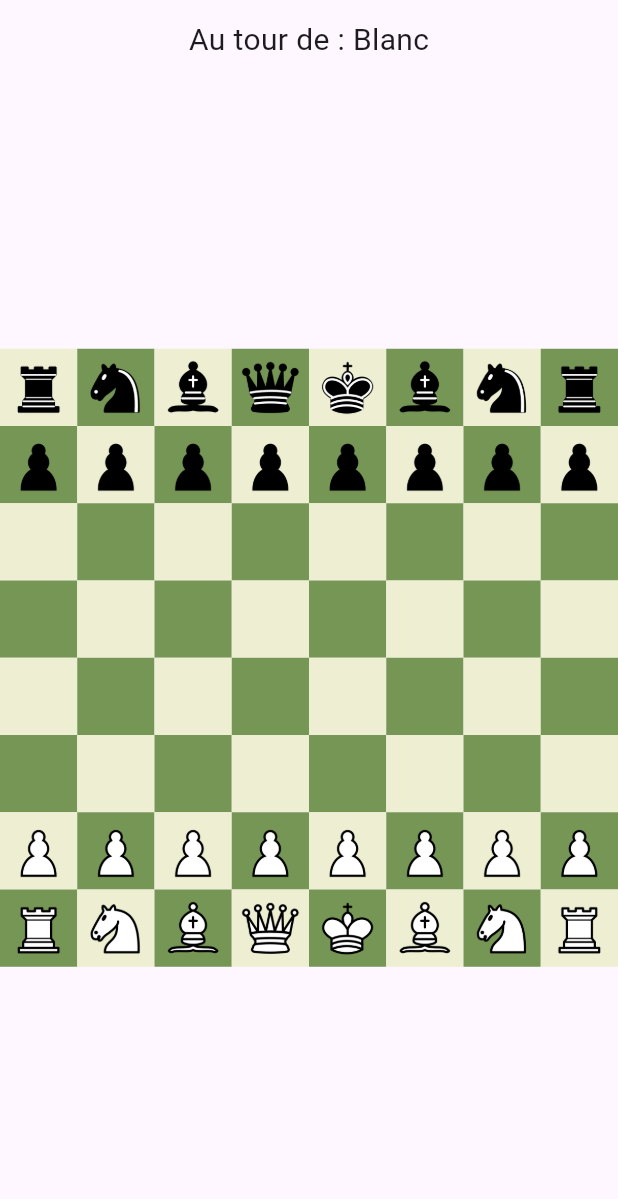
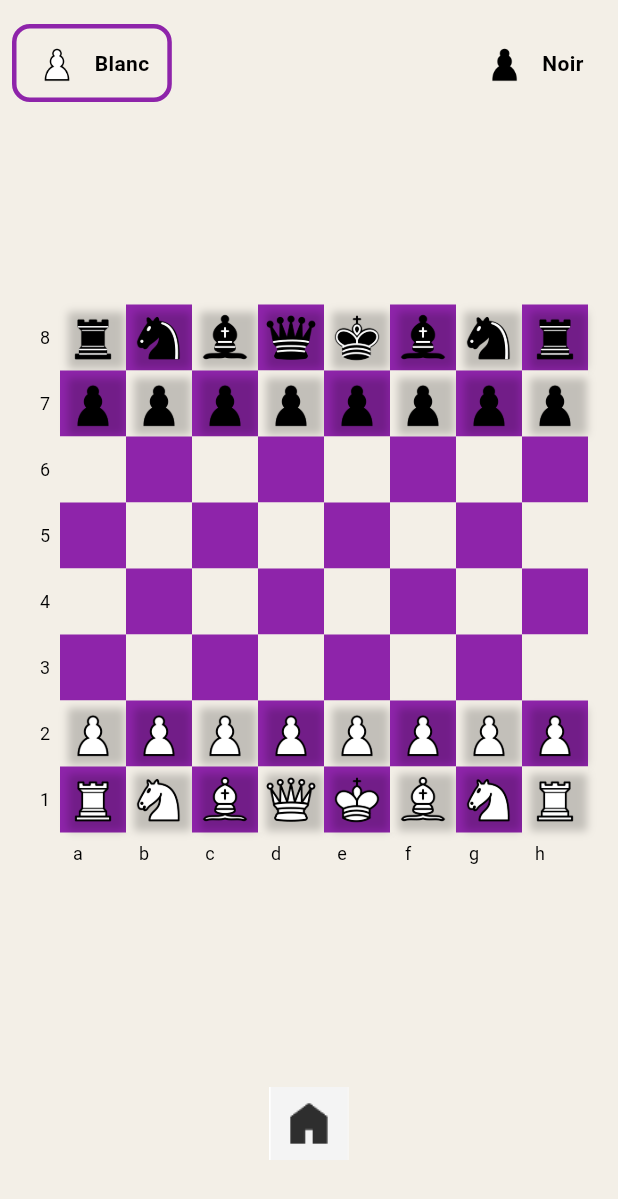
Before and after one commit to AniBhh224/Jeu-Echec-Flutter, a Flutter app: the Jeu screen opened directly, on a phone screen of 412 x 824 dp. Shown: the top 1199 px of the screen. Run offline on Flutter 3.47's test engine with Material 3 defaults, Android fonts, the phone set to English and light mode, and no system bars.

Commit message:
Finalisation du jeu d'échecs  design UI et menu

```diff
--- a/lib/board.dart
+++ b/lib/board.dart
@@ -13,27 +13,49 @@ class ChessBoard extends StatelessWidget {
     required this.onTapCase,
   });
 
-  static const Color lightSquare = Color(0xFFEEEED2);
-  static const Color darkSquare = Color(0xFF769656);
+  static const Color lightSquare = Color(0xFFF3EFE7); // Beige clair
+  static const Color darkSquare = Color(0xFF8E24AA);  // Violet foncé
+
 
   @override
+  @override
   Widget build(BuildContext context) {
-    return AspectRatio(
-      aspectRatio: 1,
-      child: GridView.builder(
-        itemCount: 64,
-        physics: const NeverScrollableScrollPhysics(),
-        gridDelegate: const SliverGridDelegateWithFixedCrossAxisCount(
-          crossAxisCount: 8,
+    return Column(
+      mainAxisSize: MainAxisSize.min,
+      children: [
+        Row(
+          mainAxisSize: MainAxisSize.min,
+          children: [
+            // Colonne des numéros à gauche
+            Column(
+              mainAxisSize: MainAxisSize.min,
+              children: List.generate(8, (row) {
+                return SizedBox(
+                  height: 44,
+                  width: 20,
+                  child: Center(
+                    child: Text(
+                      '${8 - row}',
+                      style: const TextStyle(fontSize: 12, color: Colors.black),
                     ),
-        itemBuilder: (context, index) {
-          int row = index ~/ 8;
-          int col = index % 8;
+                  ),
+                );
+              }),
+            ),
+            // Grille des cases
+            Column(
+              mainAxisSize: MainAxisSize.min,
+              children: List.generate(8, (row) {
+                return Row(
+                  mainAxisSize: MainAxisSize.min,
+                  children: List.generate(8, (col) {
                     bool isLight = (row + col) % 2 == 0;
 
                     return GestureDetector(
                       onTap: () => onTapCase(row, col),
                       child: Container(
+                        width: 44,
+                        height: 44,
                         decoration: BoxDecoration(
                           color: isLight ? lightSquare : darkSquare,
                         ),
@@ -42,15 +64,52 @@ class ChessBoard extends StatelessWidget {
                             if (casesPossibles[row][col])
                               Container(color: Colors.green.withOpacity(0.4)),
                             if (board[row][col] != null)
-                    Center(child: board[row][col]!.buildImage(size: 44)),
+                              Center(
+                                child: Container(
+                                  decoration: BoxDecoration(
+                                    boxShadow: [
+                                      BoxShadow(
+                                        color: Colors.black.withOpacity(0.2),
+                                        offset: const Offset(2, 2),
+                                        blurRadius: 4,
+                                      ),
+                                    ],
+                                  ),
+                                  child: board[row][col]!.buildImage(size: 38),
+                                ),
+                              ),
+
                           ],
                         ),
                       ),
                     );
-        },
+                  }),
+                );
+              }),
+            ),
+          ],
+        ),
+        // Ligne des lettres en bas
+        const SizedBox(height: 4),
+        Row(
+          mainAxisAlignment: MainAxisAlignment.center,
+          children: List.generate(8, (col) {
+            return SizedBox(
+              width: 44,
+              height: 20,
+              child: Center(
+                child: Text(
+                  String.fromCharCode(97 + col), // 'a' à 'h'
+                  style: const TextStyle(fontSize: 12, color: Colors.black),
+                ),
               ),
             );
+          }),
+        ),
+      ],
+    );
   }
+
 
   static List<List<ChessPiece?>> getInitialBoard() {
     final board = List.generate(8, (_) => List<ChessPiece?>.filled(8, null));
--- a/lib/jeu.dart
+++ b/lib/jeu.dart
@@ -9,6 +9,58 @@ class Jeu extends StatefulWidget {
   @override
   State<Jeu> createState() => _JeuState();
 }
+
+class BandeJoueur extends StatelessWidget {
+  final bool estBlanc;
+  final bool actif;
+  final String nom;
+
+  const BandeJoueur({
+    super.key,
+    required this.estBlanc,
+    required this.nom,
+    required this.actif,
+  });
+
+  @override
+  Widget build(BuildContext context) {
+    return Container(
+      padding: const EdgeInsets.symmetric(horizontal: 12, vertical: 8),
+      margin: const EdgeInsets.symmetric(horizontal: 8),
+      decoration: BoxDecoration(
+        color: const Color(0xFFF3EFE7),
+        borderRadius: BorderRadius.circular(12),
+        border: Border.all(
+          color: actif ? const Color(0xFF8E24AA) : Colors.transparent,
+          width: 3
+        ),
+      ),
+      child: Row(
+        children: [
+          Container(
+            width: 30,
+            height: 30,
+            child: Image.asset(
+              estBlanc ? 'assets/images/wp.png' : 'assets/images/bp.png',
+              fit: BoxFit.contain,
+            ),
+          ),
+
+          const SizedBox(width: 10),
+          Text(
+            nom,
+            style: TextStyle(
+              color: Colors.black,
+              fontWeight: FontWeight.bold,
+            ),
+          ),
+        ],
+      ),
+    );
+  }
+}
+
+
 
 class _JeuState extends State<Jeu> {
   late List<List<ChessPiece?>> board;
@@ -29,6 +81,8 @@ class _JeuState extends State<Jeu> {
     joueurBlanc = const Joueur(nom: 'Blanc', estBlanc: true);
     joueurNoir = const Joueur(nom: 'Noir', estBlanc: false);
     joueurActuel = joueurBlanc;
+
+
   }
 
   void onTapCase(int row, int col) {
@@ -331,13 +385,30 @@ class _JeuState extends State<Jeu> {
 
   @override
   Widget build(BuildContext context) {
-    return Column(
+    return Scaffold(
+      backgroundColor: const Color(0xFFF3EFE7), // Fond violet clair
+      body: SafeArea(
+        child: Padding(
+          padding: const EdgeInsets.only(top: 16.0),
+          child: Column(
             children: [
-        Padding(
-          padding: const EdgeInsets.all(12),
-          child: Text("Au tour de : ${joueurActuel.nom}",
-              style: const TextStyle(fontSize: 20)),
+              Row(
+                mainAxisAlignment: MainAxisAlignment.spaceBetween,
+                children: [
+                  BandeJoueur(
+                    estBlanc: true,
+                    nom: joueurBlanc.nom,
+                    actif: joueurActuel == joueurBlanc,
                   ),
+                  BandeJoueur(
+                    estBlanc: false,
+                    nom: joueurNoir.nom,
+                    actif: joueurActuel == joueurNoir,
+                  ),
+                ],
+              ),
+              const SizedBox(height: 12),
+
               Expanded(
                 child: Center(
                   child: ChessBoard(
@@ -347,7 +418,27 @@ class _JeuState extends State<Jeu> {
                   ),
                 ),
               ),
+
+              const SizedBox(height: 12),
+              Center(
+                child: GestureDetector(
+                  onTap: () {
+                    Navigator.pop(context);
+                  },
+                  child: Image.asset(
+                    'assets/images/home.png',
+                    width: 70,
+                    height: 70,
+                  ),
+                ),
+              ),
+              const SizedBox(height: 40),
             ],
+          ),
+        ),
+      ),
     );
   }
+
+
 }
```
Also changed, not shown: lib/main.dart (+7 -8 lines), lib/menu.dart (added, +86 -0 lines), assets/images/chess_logo.png (added), assets/images/chesslogo.png (added), assets/images/home.png (added), assets/images/logo.png (added). Lines whose indentation alone changed are shown as unchanged.
